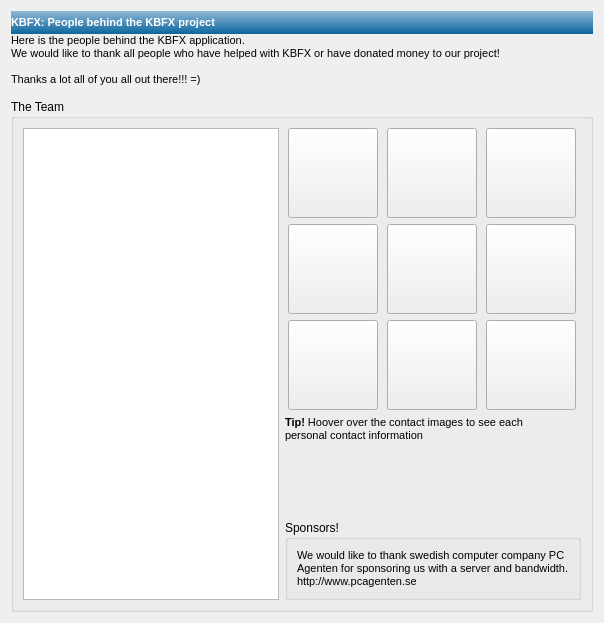
The window that kbfx4/configdialog/kbfx_about.ui (plexydesk/kbfxmenu) describes before a commit, drawn with Qt 5.
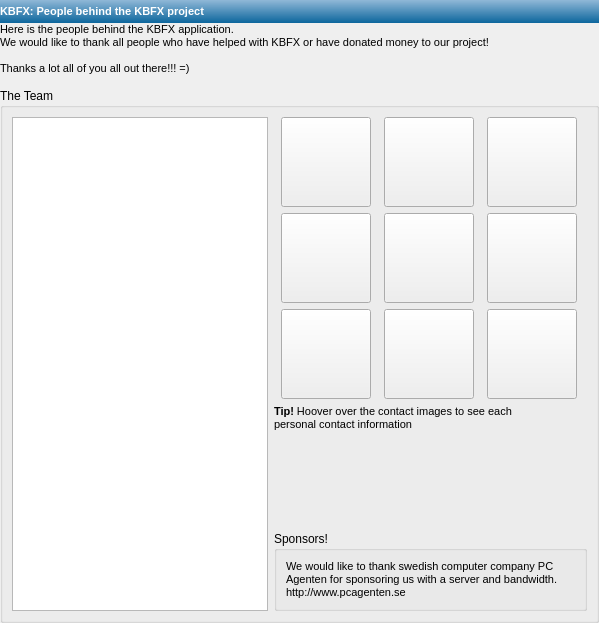
The same window after the commit. Icons and pictures are not drawn.

```diff
--- a/kbfx4/configdialog/kbfx_about.ui
+++ b/kbfx4/configdialog/kbfx_about.ui
@@ -13,6 +13,9 @@
    <string>Form</string>
   </property>
   <layout class="QVBoxLayout" name="verticalLayout" >
+   <property name="margin" >
+    <number>0</number>
+   </property>
    <item>
     <layout class="QVBoxLayout" name="verticalLayout_4" >
      <property name="spacing" >
```
